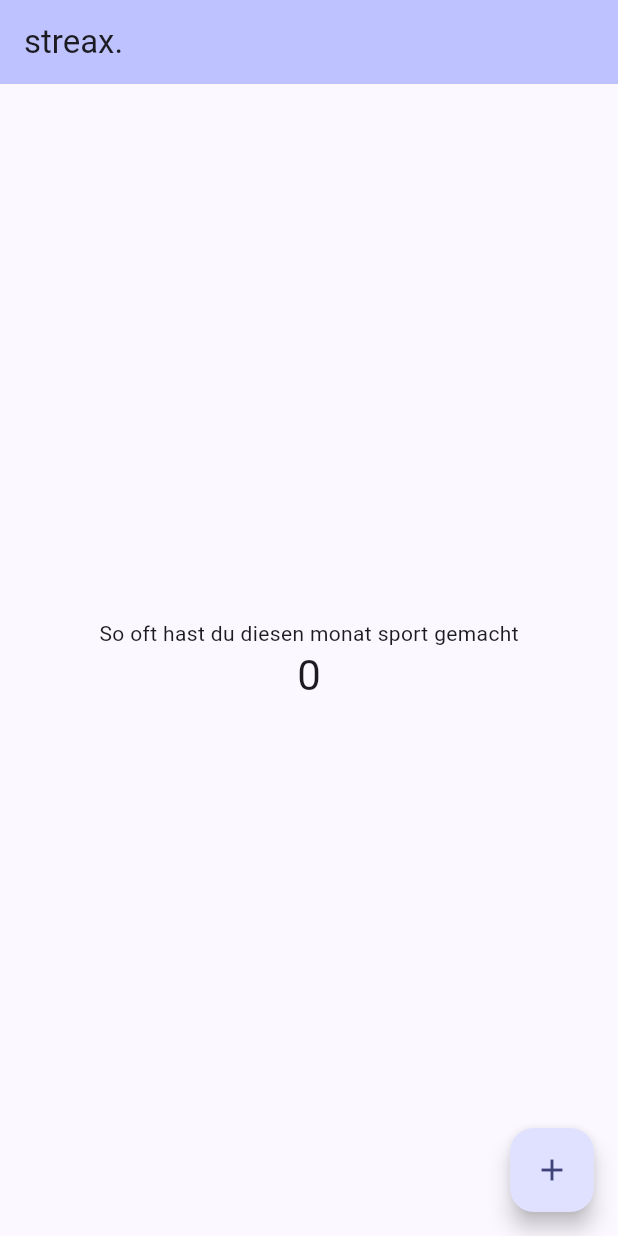
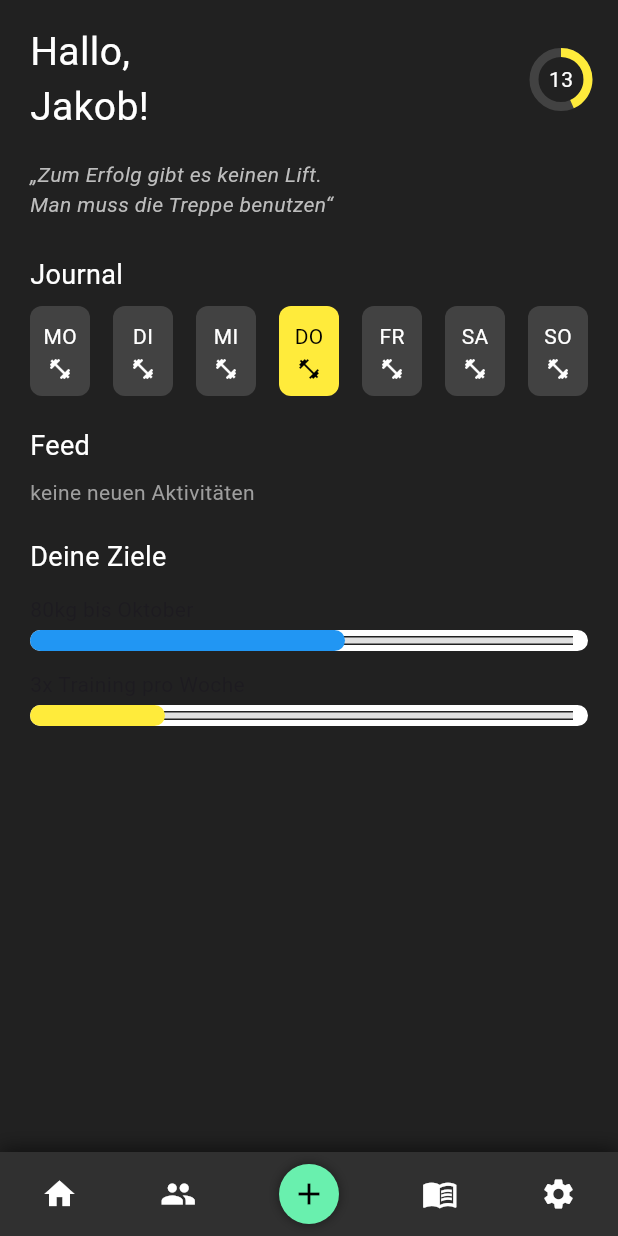
Before and after one commit to kenankusu/streax, a Flutter app: the screen it shows after launch, on a phone screen of 412 x 824 dp. Run offline on Flutter 3.47's test engine with Material 3 defaults, Android fonts, the phone set to English and light mode, and no system bars.

Commit message:
Grobes Mockup, geht optisch schon in die richtige Richtung, aber alles noch ohne Funktion und hardcoded

```diff
--- a/lib/main.dart
+++ b/lib/main.dart
@@ -1,122 +1,187 @@
 import 'package:flutter/material.dart';
 
-void main() {
-  runApp(const MyApp());
-}
+void main() => runApp(MyFitnessApp());
 
-class MyApp extends StatelessWidget {
-  const MyApp({super.key});
-
-  // This widget is the root of your application.
+class MyFitnessApp extends StatelessWidget {
   @override
   Widget build(BuildContext context) {
     return MaterialApp(
-      title: 'Flutter Demo',
-      theme: ThemeData(
-        // This is the theme of your application.
-        //
-        // TRY THIS: Try running your application with "flutter run". You'll see
-        // the application has a purple toolbar. Then, without quitting the app,
-        // try changing the seedColor in the colorScheme below to Colors.green
-        // and then invoke "hot reload" (save your changes or press the "hot
-        // reload" button in a Flutter-supported IDE, or press "r" if you used
-        // the command line to start the app).
-        //
-        // Notice that the counter didn't reset back to zero; the application
-        // state is not lost during the reload. To reset the state, use hot
-        // restart instead.
-        //
-        // This works for code too, not just values: Most code changes can be
-        // tested with just a hot reload.
-        colorScheme: ColorScheme.fromSeed(seedColor: const Color.fromARGB(255, 0, 13, 255)),
-      ),
-      home: const MyHomePage(title: 'streax.'),
+      title: 'streax',
+      home: startseite(),
+      debugShowCheckedModeBanner: false,
     );
   }
 }
 
-class MyHomePage extends StatefulWidget {
-  const MyHomePage({super.key, required this.title});
+class startseite extends StatelessWidget {
+  final int streakWert = 13;
+  final List<String> tage = ['MO', 'DI', 'MI', 'DO', 'FR', 'SA', 'SO'];
+  final int aktuellerTagIndex = 3; // Donnerstag
 
-  // This widget is the home page of your application. It is stateful, meaning
-  // that it has a State object (defined below) that contains fields that affect
-  // how it looks.
+  Color fortschrittFarbe(double fortschritt) {
+    if (fortschritt >= 1.0) return Colors.green;
+    if (fortschritt > 0.6) return Colors.blue;
+    if (fortschritt >= 0.3) return Colors.yellow;
+    return Colors.red;
+  }
 
-  // This class is the configuration for the state. It holds the values (in this
-  // case the title) provided by the parent (in this case the App widget) and
-  // used by the build method of the State. Fields in a Widget subclass are
-  // always marked "final".
-
-  final String title;
-
-  @override
-  State<MyHomePage> createState() => _MyHomePageState();
-}
-
-class _MyHomePageState extends State<MyHomePage> {
-  int _counter = 0;
-
-  void _incrementCounter() {
-    setState(() {
-      // This call to setState tells the Flutter framework that something has
-      // changed in this State, which causes it to rerun the build method below
-      // so that the display can reflect the updated values. If we changed
-      // _counter without calling setState(), then the build method would not be
-      // called again, and so nothing would appear to happen.
-      _counter++;
-    });
+  Widget buildGoalBar(String label, double fortschritt) {
+    return Column(
+      crossAxisAlignment: CrossAxisAlignment.start,
+      children: [
+        Text(label),
+        SizedBox(height: 4),
+        Stack(
+          children: [
+            Container(
+              height: 14,
+              decoration: BoxDecoration(
+                color: Colors.grey[300],
+                borderRadius: BorderRadius.circular(8),
+                border: Border.all(color: Colors.white, width: 10),
+              ),
+            ),
+            Container(
+              height: 14,
+              width: 300 * fortschritt,
+              decoration: BoxDecoration(
+                color: fortschrittFarbe(fortschritt),
+                borderRadius: BorderRadius.circular(8),
+              ),
+            ),
+          ],
+        ),
+        SizedBox(height: 12),
+      ],
+    );
   }
 
   @override
   Widget build(BuildContext context) {
-    // This method is rerun every time setState is called, for instance as done
-    // by the _incrementCounter method above.
-    //
-    // The Flutter framework has been optimized to make rerunning build methods
-    // fast, so that you can just rebuild anything that needs updating rather
-    // than having to individually change instances of widgets.
     return Scaffold(
-      appBar: AppBar(
-        // TRY THIS: Try changing the color here to a specific color (to
-        // Colors.amber, perhaps?) and trigger a hot reload to see the AppBar
-        // change color while the other colors stay the same.
-        backgroundColor: Theme.of(context).colorScheme.inversePrimary,
-        // Here we take the value from the MyHomePage object that was created by
-        // the App.build method, and use it to set our appbar title.
-        title: Text(widget.title),
+      backgroundColor: Colors.grey[900],
+      body: SafeArea(
+        child: Padding(
+          padding: const EdgeInsets.symmetric(horizontal: 20, vertical: 16),
+          child: Column(
+            crossAxisAlignment: CrossAxisAlignment.start,
+            children: [
+              // Header mit Streak
+              Row(
+                mainAxisAlignment: MainAxisAlignment.spaceBetween,
+                children: [
+                  Text("Hallo,\nJakob!",
+                      style: TextStyle(color: Colors.white, fontSize: 26)),
+                  Stack(
+                    alignment: Alignment.center,
+                    children: [
+                      CircularProgressIndicator(
+                        value: streakWert / 30,
+                        strokeWidth: 6,
+                        valueColor: AlwaysStoppedAnimation<Color>(Colors.yellow),
+                        backgroundColor: Colors.grey[800],
+                      ),
+                      Text('$streakWert', style: TextStyle(color: Colors.white)),
+                    ],
+                  )
+                ],
+              ),
+              SizedBox(height: 16),
+                Text(
+                "„Zum Erfolg gibt es keinen Lift.\nMan muss die Treppe benutzen“",
+                style: TextStyle(
+                  color: Colors.grey[400],
+                  fontStyle: FontStyle.italic,
+                ),
+                ),
+              SizedBox(height: 24),
+              // Wochentage
+              Text("Journal", style: TextStyle(color: Colors.white, fontSize: 18)),
+              SizedBox(height: 8),
+              Row(
+                mainAxisAlignment: MainAxisAlignment.spaceBetween,
+                children: tage.asMap().entries.map((entry) {
+                  int idx = entry.key;
+                  String day = entry.value;
+                  bool isToday = idx == aktuellerTagIndex;
+
+                  return GestureDetector(
+                    onTap: () {
+                      // TODO: Öffne Journal für den Tag
+                    },
+                    child: Container(
+                      width: 40,
+                      height: 60,
+                      decoration: BoxDecoration(
+                        color: isToday ? Colors.yellow : Colors.grey[800],
+                        borderRadius: BorderRadius.circular(8),
+                      ),
+                      child: Center(
+                        child: Column(
+                          mainAxisAlignment: MainAxisAlignment.center,
+                          children: [
+                            Text(day,
+                                style: TextStyle(
+                                  color: isToday ? Colors.black : Colors.white,
+                                )),
+                            SizedBox(height: 4),
+                            Icon(Icons.fitness_center,
+                                size: 16,
+                                color: isToday ? Colors.black : Colors.white),
+                          ],
+                        ),
+                      ),
+                    ),
+                  );
+                }).toList(),
+              ),
+              SizedBox(height: 20),
+              // Feed
+              Text("Feed", style: TextStyle(color: Colors.white, fontSize: 18)),
+              SizedBox(height: 8),
+              Text("keine neuen Aktivitäten",
+                  style: TextStyle(color: Colors.grey[500])),
+              SizedBox(height: 20),
+              // Ziele
+              Text("Deine Ziele",
+                  style: TextStyle(color: Colors.white, fontSize: 18)),
+              SizedBox(height: 12),
+              buildGoalBar("80kg bis Oktober", 0.7),
+              buildGoalBar("3x Training pro Woche", 0.3),
+            ],
+          ),
+        ),
       ),
-      body: Center(
-        // Center is a layout widget. It takes a single child and positions it
-        // in the middle of the parent.
-        child: Column(
-          // Column is also a layout widget. It takes a list of children and
-          // arranges them vertically. By default, it sizes itself to fit its
-          // children horizontally, and tries to be as tall as its parent.
-          //
-          // Column has various properties to control how it sizes itself and
-          // how it positions its children. Here we use mainAxisAlignment to
-          // center the children vertically; the main axis here is the vertical
-          // axis because Columns are vertical (the cross axis would be
-          // horizontal).
-          //
-          // TRY THIS: Invoke "debug painting" (choose the "Toggle Debug Paint"
-          // action in the IDE, or press "p" in the console), to see the
-          // wireframe for each widget.
-          mainAxisAlignment: MainAxisAlignment.center,
-          children: <Widget>[
-            const Text('So oft hast du diesen monat sport gemacht'),
-            Text(
-              '$_counter',
-              style: Theme.of(context).textTheme.headlineMedium,
+      bottomNavigationBar: Container(
+        padding: EdgeInsets.symmetric(vertical: 8),
+        decoration: BoxDecoration(
+          color: Colors.grey[850],
+          boxShadow: [
+            BoxShadow(
+              color: Colors.black54,
+              blurRadius: 10,
+              offset: Offset(0, -2),
             ),
           ],
         ),
+        child: Row(
+          mainAxisAlignment: MainAxisAlignment.spaceAround,
+          children: [
+            Icon(Icons.home, color: Colors.white),
+            Icon(Icons.group, color: Colors.white),
+            Container(
+              padding: EdgeInsets.all(8),
+              decoration: BoxDecoration(
+                  color: Colors.greenAccent,
+                  shape: BoxShape.circle,
+                  boxShadow: [BoxShadow(color: Colors.black45, blurRadius: 6)]),
+              child: Icon(Icons.add, color: Colors.black),
+            ),
+            Icon(Icons.menu_book, color: Colors.white),
+            Icon(Icons.settings, color: Colors.white),
+          ],
+        ),
       ),
-      floatingActionButton: FloatingActionButton(
-        onPressed: _incrementCounter,
-        tooltip: 'Increment',
-        child: const Icon(Icons.add),
-      ), // This trailing comma makes auto-formatting nicer for build methods.
     );
   }
 }
```
Also changed, not shown: 3 other files.
